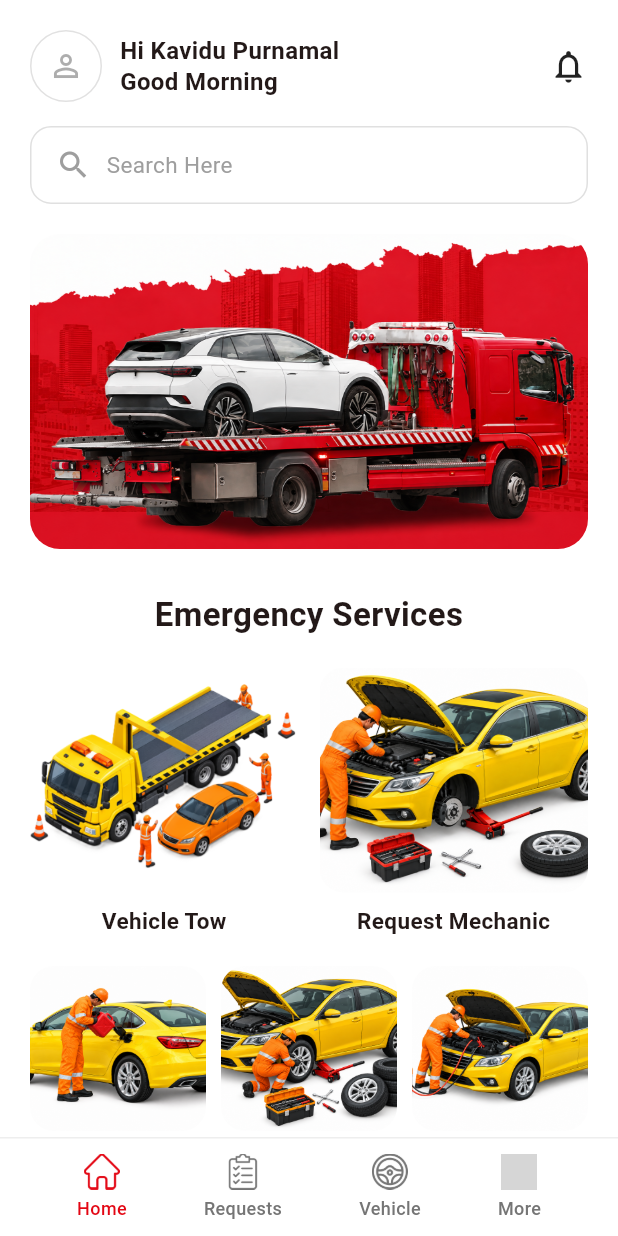
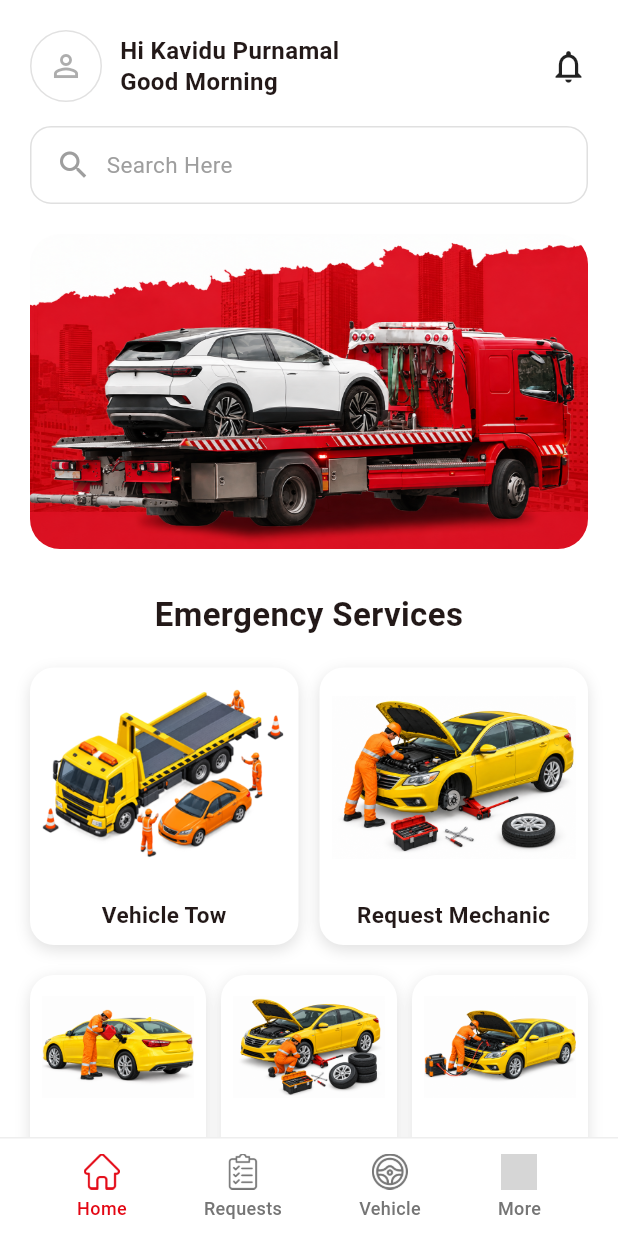
Before and after one commit to ChathuraAbeysinghe/RoadsideAssitance, a Flutter app: the first screen one second after launch, on a phone screen of 412 x 824 dp. Run offline on Flutter 3.47's test engine with Material 3 defaults, Android fonts, the phone set to English and light mode, and no system bars; our stand-ins replace cloud_firestore, firebase_auth, firebase_core, intl_phone_field, pin_code_fields; accounts and stored records are empty; grey boxes are pictures that could not be loaded.

Commit message:
Update home_page.dart

```diff
--- a/lib/features/home/home_page.dart
+++ b/lib/features/home/home_page.dart
@@ -15,8 +15,8 @@ class _HomePageState extends State<HomePage> {
   // Add / remove image paths here — the carousel adapts to however many you put.
   final List<String> _heroImages = const [
     'assets/images/hero.png',
-    'assets/images/hero2.png',
-    'assets/images/hero3.png',
+    'assets/images/autoshop.jpg',
+    'assets/images/hero.png',
   ];
 
   late final PageController _heroController;
@@ -193,7 +193,7 @@ class _HomePageState extends State<HomePage> {
                                 child: _ServiceItem(
                                   label: 'Vehicle Tow',
                                   imagePath: 'assets/images/towing.png',
-                                  height: 150,
+                                  height: 130,
                                 ),
                               ),
                               const SizedBox(width: 14),
@@ -201,7 +201,7 @@ class _HomePageState extends State<HomePage> {
                                 child: _ServiceItem(
                                   label: 'Request Mechanic',
                                   imagePath: 'assets/images/mechanic.png',
-                                  height: 150,
+                                  height: 130,
                                 ),
                               ),
                             ],
@@ -215,7 +215,7 @@ class _HomePageState extends State<HomePage> {
                                 child: _ServiceItem(
                                   label: 'Request Fuel',
                                   imagePath: 'assets/images/outoffuel.png',
-                                  height: 110,
+                                  height: 80,
                                 ),
                               ),
                               const SizedBox(width: 10),
@@ -223,7 +223,7 @@ class _HomePageState extends State<HomePage> {
                                 child: _ServiceItem(
                                   label: 'Flat Tire',
                                   imagePath: 'assets/images/flattire.png',
-                                  height: 110,
+                                  height: 80,
                                 ),
                               ),
                               const SizedBox(width: 10),
@@ -231,7 +231,7 @@ class _HomePageState extends State<HomePage> {
                                 child: _ServiceItem(
                                   label: 'Jump Start',
                                   imagePath: 'assets/images/jumpstart.png',
-                                  height: 110,
+                                  height: 80,
                                 ),
                               ),
                             ],
@@ -267,15 +267,28 @@ class _ServiceItem extends StatelessWidget {
 
   @override
   Widget build(BuildContext context) {
-    return Column(
+    return Container(
+      decoration: BoxDecoration(
+        color: Colors.white,
+        borderRadius: BorderRadius.circular(16),
+        boxShadow: [
+          BoxShadow(
+            color: Colors.black.withValues(alpha: 0.12),
+            blurRadius: 8,
+            offset: const Offset(0, 3),
+          ),
+        ],
+      ),
+      padding: const EdgeInsets.only(bottom: 10),
+      child: Column(
         children: [
-        ClipRRect(
-          borderRadius: BorderRadius.circular(16),
+          Padding(
+            padding: const EdgeInsets.all(8),
             child: Image.asset(
               imagePath,
               height: height,
               width: double.infinity,
-            fit: BoxFit.cover,
+              fit: BoxFit.fitWidth,
               errorBuilder: (context, error, stackTrace) => Container(
                 height: height,
                 width: double.infinity,
@@ -294,6 +307,7 @@ class _ServiceItem extends StatelessWidget {
             style: const TextStyle(fontSize: 15, fontWeight: FontWeight.w600),
           ),
         ],
+      ),
     );
   }
 }
```
Lines whose indentation alone changed are shown as unchanged.
